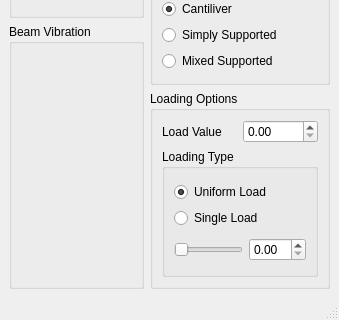
Above: mainwindow.ui from opensourcereality/beambending before the change; both pictures show x 0 to 339 and y 256 to 576 of the 339 by 576 pixel window. Below: the same form after it.
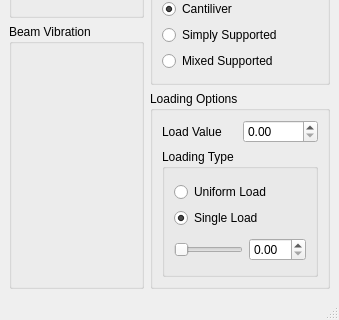
That is the form after the change.

Patch:
```diff
--- a/mainwindow.ui
+++ b/mainwindow.ui
@@ -199,9 +199,12 @@
                     <property name="text">
                      <string>Uniform Load</string>
                     </property>
-                    <property name="checked">
+                    <property name="checkable">
                      <bool>true</bool>
                     </property>
+                    <property name="checked">
+                     <bool>false</bool>
+                    </property>
                    </widget>
                   </item>
                   <item>
@@ -209,6 +212,9 @@
                     <property name="text">
                      <string>Single Load</string>
                     </property>
+                    <property name="checked">
+                     <bool>true</bool>
+                    </property>
                    </widget>
                   </item>
                  </layout>
```
